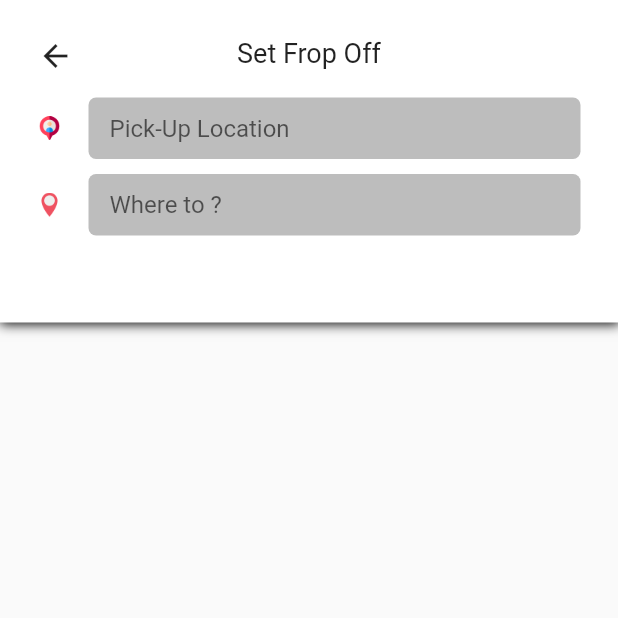
After one commit to MathabatheTokelo/Rider-App, a Flutter app: the MainScreen screen opened by its route, after a tap on "Search Drop Off", on a phone screen of 412 x 824 dp, the top half of it. The commit adds this screen. Run offline on Flutter 3.47's test engine with Material 2 defaults, Android fonts, the phone set to English and light mode, and no system bars; our stand-ins replace firebase_auth, firebase_core, firebase_database, fluttertoast, geolocator, google_maps_flutter; accounts and stored records are empty; Roboto replaces fonts that are missing (Border Bold, Brand-Bold).

Commit message:
Search and create destination

```diff
--- a/lib/DataHandler/appData.dart
+++ b/lib/DataHandler/appData.dart
@@ -2,7 +2,7 @@ import 'package:final_year_project_rider_app/DataHandler/Models/address.dart';
 import 'package:flutter/cupertino.dart';
 
 class AppData extends ChangeNotifier {
-  late Address pickUpLocation;
+  Address? pickUpLocation;
   void updatePickUpLocationAddress(Address pickUpAddress) {
     pickUpLocation = pickUpAddress;
     notifyListeners();
--- a/lib/Screens/mainscreen.dart
+++ b/lib/Screens/mainscreen.dart
@@ -1,9 +1,7 @@
-// ignore_for_file: unnecessary_null_comparison
-
 import 'dart:async';
-
 import 'package:final_year_project_rider_app/Assistants/assistantMethods.dart';
 import 'package:final_year_project_rider_app/DataHandler/appData.dart';
+import 'package:final_year_project_rider_app/Screens/searchScreen.dart';
 import 'package:flutter/material.dart';
 import 'package:geolocator/geolocator.dart';
 import 'package:google_maps_flutter/google_maps_flutter.dart';
@@ -209,7 +207,16 @@ class _MainScreen extends State<MainScreen> {
                     SizedBox(
                       height: 20.0,
                     ),
-                    Container(
+                    GestureDetector(
+                      onTap: () {
+                        Navigator.push(
+                          context,
+                          MaterialPageRoute(
+                            builder: (context) => SearchScreen(),
+                          ),
+                        );
+                      },
+                      child: Container(
                         height: 50.0,
                         decoration: BoxDecoration(
                           color: Colors.white,
@@ -223,6 +230,8 @@ class _MainScreen extends State<MainScreen> {
                             )
                           ],
                         ),
+                        child: Padding(
+                          padding: const EdgeInsets.all(12.0),
                           child: Row(
                             children: [
                               Icon(
@@ -232,6 +241,8 @@ class _MainScreen extends State<MainScreen> {
                               SizedBox(width: 10.0),
                               Text("Search Drop Off"),
                             ],
+                          ),
+                        ),
                       ),
                     ),
                     SizedBox(height: 24.0),
@@ -248,7 +259,7 @@ class _MainScreen extends State<MainScreen> {
                                     null
                                 ? Provider.of<AppData>(context)
                                     .pickUpLocation
-                                    .placeName
+                                    ?.placeName
                                 : "Add Home"),
                             const SizedBox(
                               height: 4.0,
--- /dev/null
+++ b/lib/Screens/searchScreen.dart
@@ -0,0 +1,136 @@
+import 'package:final_year_project_rider_app/DataHandler/appData.dart';
+import 'package:final_year_project_rider_app/Screens/mainscreen.dart';
+import 'package:flutter/material.dart';
+import 'package:provider/provider.dart';
+import 'mainscreen.dart';
+
+class SearchScreen extends StatefulWidget {
+  SearchScreen({Key? key}) : super(key: key);
+
+  @override
+  State<SearchScreen> createState() => _SearchScreenState();
+}
+
+class _SearchScreenState extends State<SearchScreen> {
+  TextEditingController pickUpTextEditingController = TextEditingController();
+  TextEditingController dropOffTextEditingController = TextEditingController();
+
+  @override
+  Widget build(BuildContext context) {
+    String placeAddress =
+        Provider.of<AppData>(context).pickUpLocation?.placeName ?? "";
+    pickUpTextEditingController.text = placeAddress;
+    return Scaffold(
+      body: Column(
+        children: [
+          Container(
+            height: 215.0,
+            decoration: BoxDecoration(color: Colors.white, boxShadow: [
+              BoxShadow(
+                color: Colors.black,
+                blurRadius: 6.0,
+                spreadRadius: 0.5,
+                offset: Offset(0.7, 0.7),
+              )
+            ]),
+            child: Padding(
+              padding: EdgeInsets.only(
+                  left: 25.0, top: 20.0, right: 25.0, bottom: 20.0),
+              child: Column(
+                children: [
+                  SizedBox(height: 5.0),
+                  Stack(
+                    children: [
+                      GestureDetector(
+                          onTap: () {
+                            Navigator.pop(context);
+                          },
+                          child: Icon(Icons.arrow_back)),
+                      Center(
+                        child: Text(
+                          "Set Frop Off",
+                          style: TextStyle(
+                              fontSize: 18.0, fontFamily: "Brand-Bold"),
+                        ),
+                      )
+                    ],
+                  ),
+                  SizedBox(height: 16.0),
+                  Row(
+                    children: [
+                      Image.asset(
+                        "images/pickicon.png",
+                        height: 16.0,
+                        width: 16.0,
+                      ),
+                      SizedBox(
+                        width: 18.0,
+                      ),
+                      Expanded(
+                        child: Container(
+                          decoration: BoxDecoration(
+                            color: Colors.grey[400],
+                            borderRadius: BorderRadius.circular(5.0),
+                          ),
+                          child: Padding(
+                            padding: EdgeInsets.all(3.0),
+                            child: TextField(
+                              controller: pickUpTextEditingController,
+                              decoration: InputDecoration(
+                                  hintText: "Pick-Up Location",
+                                  fillColor: Colors.grey[400],
+                                  filled: true,
+                                  border: InputBorder.none,
+                                  isDense: true,
+                                  contentPadding: EdgeInsets.only(
+                                      left: 11.0, top: 8.0, bottom: 8.0)),
+                            ),
+                          ),
+                        ),
+                      )
+                    ],
+                  ),
+                  SizedBox(height: 10.0),
+                  Row(
+                    children: [
+                      Image.asset(
+                        "images/desticon.png",
+                        height: 16.0,
+                        width: 16.0,
+                      ),
+                      SizedBox(
+                        width: 18.0,
+                      ),
+                      Expanded(
+                        child: Container(
+                          decoration: BoxDecoration(
+                            color: Colors.grey[400],
+                            borderRadius: BorderRadius.circular(5.0),
+                          ),
+                          child: Padding(
+                            padding: EdgeInsets.all(3.0),
+                            child: TextField(
+                              controller: dropOffTextEditingController,
+                              decoration: InputDecoration(
+                                  hintText: "Where to ?",
+                                  fillColor: Colors.grey[400],
+                                  filled: true,
+                                  border: InputBorder.none,
+                                  isDense: true,
+                                  contentPadding: EdgeInsets.only(
+                                      left: 11.0, top: 8.0, bottom: 8.0)),
+                            ),
+                          ),
+                        ),
+                      )
+                    ],
+                  ),
+                ],
+              ),
+            ),
+          )
+        ],
+      ),
+    );
+  }
+}
```
Lines whose indentation alone changed are shown as unchanged.
